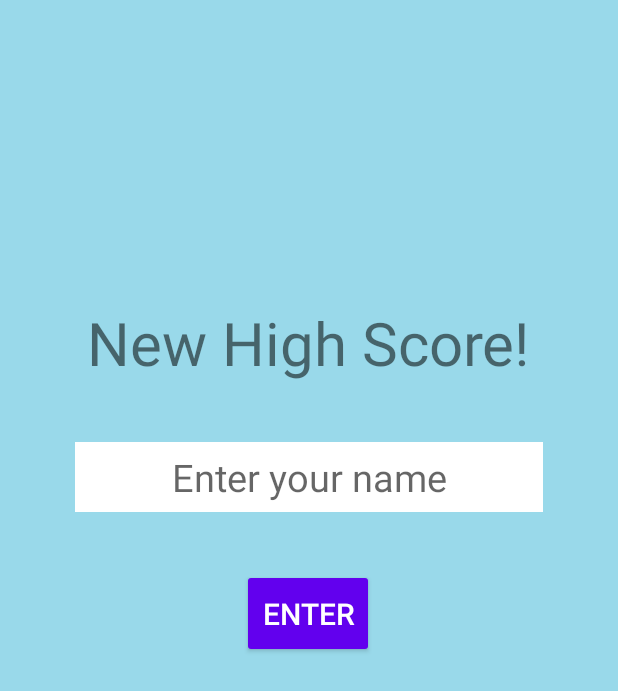
After one commit to CandyCat00/Takoyaki-Master, an Android app: the layout name_entry.xml on its own in the app's theme, with its tools: preview values and no code run, on a phone screen of 412 x 824 dp. The commit adds this screen. Shown: the top 691 px of the screen. Run offline under Robolectric (Android 15) with nearby library versions, the phone set to English and light mode, and no system bars.

Commit message:
Leaderboard update

```diff
--- /dev/null
+++ b/app/src/main/res/layout/name_entry.xml
@@ -0,0 +1,63 @@
+<?xml version="1.0" encoding="utf-8"?>
+<androidx.constraintlayout.widget.ConstraintLayout xmlns:android="http://schemas.android.com/apk/res/android"
+    xmlns:app="http://schemas.android.com/apk/res-auto"
+    xmlns:tools="http://schemas.android.com/tools"
+    android:layout_width="match_parent"
+    android:layout_height="match_parent"
+    android:background="@drawable/skybackground">
+
+    <TextView
+        android:id="@+id/textView2"
+        android:layout_width="wrap_content"
+        android:layout_height="wrap_content"
+        android:text="@string/high_score_message"
+        android:textSize="40sp"
+
+        app:layout_constraintBottom_toTopOf="@+id/name_edit"
+        app:layout_constraintEnd_toEndOf="parent"
+        app:layout_constraintHorizontal_bias="0.495"
+        app:layout_constraintStart_toStartOf="parent"
+        app:layout_constraintTop_toTopOf="parent"
+        app:layout_constraintVertical_bias="0.836" />
+
+    <EditText
+        android:id="@+id/name_edit"
+        android:layout_width="match_parent"
+        android:layout_height="wrap_content"
+        android:layout_margin="50dp"
+        android:padding="6dp"
+        android:background="@color/white"
+
+        android:ems="10"
+        android:inputType="textPersonName"
+        android:hint="@string/enter_name_hint"
+        android:text=""
+        android:textSize="25sp"
+        android:textAlignment="center"
+
+        app:layout_constraintBottom_toBottomOf="parent"
+        app:layout_constraintEnd_toEndOf="parent"
+        app:layout_constraintHorizontal_bias="0.0"
+        app:layout_constraintStart_toStartOf="parent"
+        app:layout_constraintTop_toTopOf="parent"
+        app:layout_constraintVertical_bias="0.361" />
+
+    <Button
+        android:id="@+id/enter"
+        style="@style/Widget.AppCompat.Button.Colored"
+        android:layout_width="wrap_content"
+        android:layout_height="wrap_content"
+        android:text="@string/enter_button"
+        android:textSize="20sp"
+        android:padding="10dp"
+        android:onClick="setName"
+
+        app:layout_constraintBottom_toBottomOf="parent"
+        app:layout_constraintEnd_toEndOf="parent"
+        app:layout_constraintHorizontal_bias="0.498"
+        app:layout_constraintStart_toStartOf="parent"
+        app:layout_constraintTop_toBottomOf="@+id/name_edit"
+        app:layout_constraintVertical_bias="0.09" />
+
+
+</androidx.constraintlayout.widget.ConstraintLayout>
--- a/app/src/main/res/values/strings.xml
+++ b/app/src/main/res/values/strings.xml
@@ -2,4 +2,7 @@
     <string name="app_name">Takoyaki Master</string>
     <string name="score_display">Times up! You made %s</string>
     <string name="start_button">Tap to Start</string>
+    <string name="enter_button">Enter</string>
+    <string name="enter_name_hint">Enter your name</string>
+    <string name="high_score_message">New High Score!</string>
 </resources>
--- a/build.gradle
+++ b/build.gradle
@@ -9,8 +9,8 @@ buildscript {
 }
 
 plugins {
-    id 'com.android.application' version '7.2.0' apply false
-    id 'com.android.library' version '7.2.0' apply false
+    id 'com.android.application' version '7.2.1' apply false
+    id 'com.android.library' version '7.2.1' apply false
     id 'org.jetbrains.kotlin.android' version '1.6.21' apply false
 }
 
```
Also changed, not shown: app/src/main/java/com/example/takoyakimaster/MainActivity.kt (+105 -7 lines), app/src/main/res/layout/score_screen.xml (+11 -0 lines).
